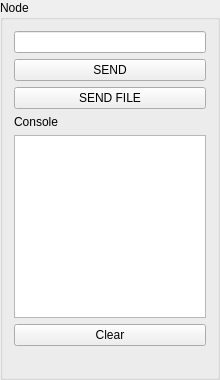
chrispap/TKN, file PC/gui/TKN_Nodebox.ui: the form before one commit.
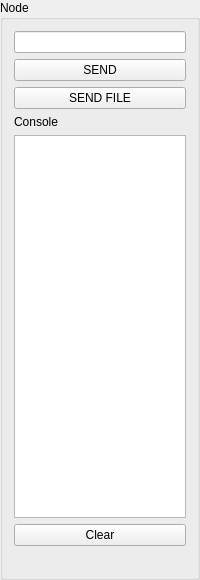
The form after the commit.

Commit message: Qt Gui node send file got mutex and semaphore

Diff of the .ui file:
```diff
--- a/PC/gui/TKN_Nodebox.ui
+++ b/PC/gui/TKN_Nodebox.ui
@@ -6,8 +6,8 @@
    <rect>
     <x>0</x>
     <y>0</y>
-    <width>220</width>
-    <height>380</height>
+    <width>200</width>
+    <height>580</height>
    </rect>
   </property>
   <property name="sizePolicy">
@@ -18,14 +18,14 @@
   </property>
   <property name="minimumSize">
    <size>
-    <width>220</width>
-    <height>380</height>
+    <width>200</width>
+    <height>580</height>
    </size>
   </property>
   <property name="maximumSize">
    <size>
-    <width>220</width>
-    <height>380</height>
+    <width>200</width>
+    <height>580</height>
    </size>
   </property>
   <property name="windowTitle">
```
The commit also changes 6 other files.
